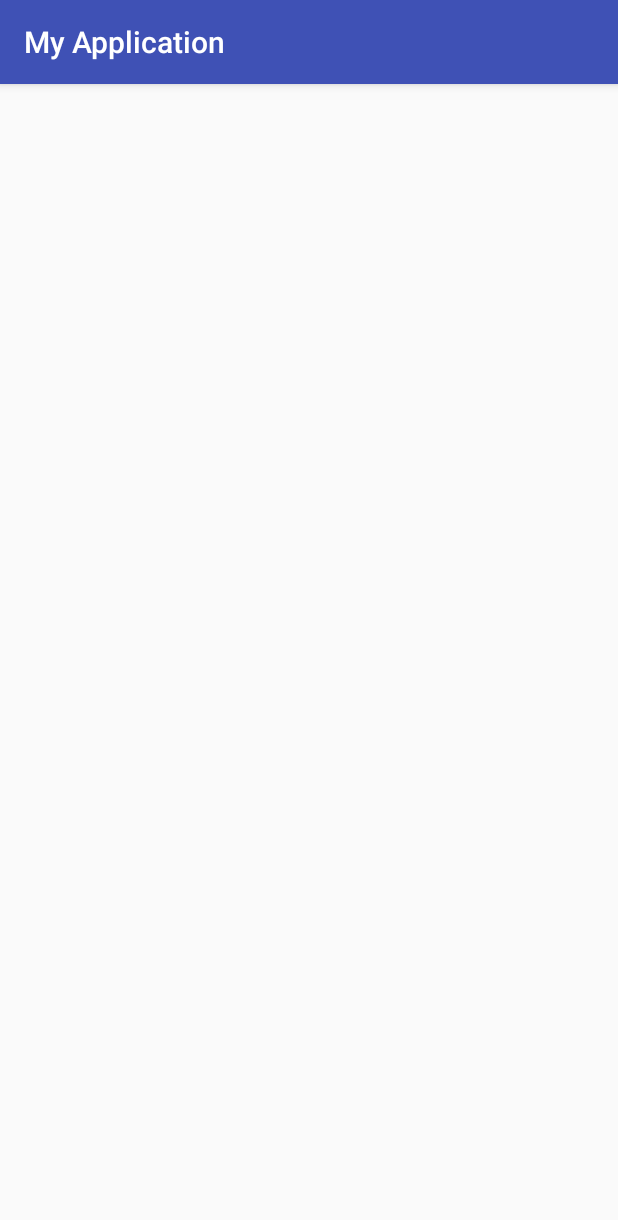
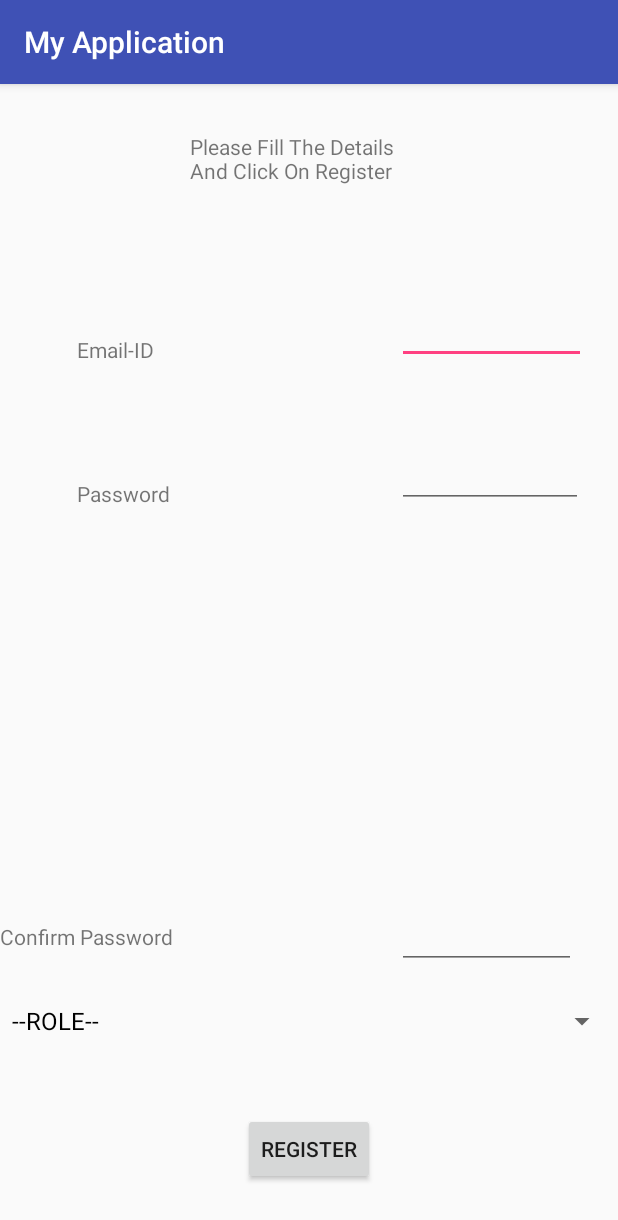
Before and after one commit to pawandeep14/Android_Studio_Projects, an Android app: the Registration screen opened directly, with no data from a screen before it, on a phone screen of 412 x 824 dp. Shown: the top 1220 px of the screen. Run offline under Robolectric (Android 15) with nearby library versions, the phone set to English and light mode, and no system bars; our stand-ins replace Firebase (no records; nobody signed in at launch, a user with empty details on screens opened directly).

Commit message:
Commit on 13 oct 9:30 pm

```diff
--- a/app/build.gradle
+++ b/app/build.gradle
@@ -24,6 +24,7 @@ dependencies {
     implementation 'com.android.support:appcompat-v7:28.0.0'
     implementation 'com.google.firebase:firebase-database:16.0.3'
     implementation 'com.android.support.constraint:constraint-layout:1.1.3'
+    implementation 'com.google.firebase:firebase-auth:16.0.4'
     testImplementation 'junit:junit:4.12'
     androidTestImplementation 'com.android.support.test:runner:1.0.2'
     androidTestImplementation 'com.android.support.test.espresso:espresso-core:3.0.2'
--- a/app/src/main/java/com/example/karan/myapplication/Registration.java
+++ b/app/src/main/java/com/example/karan/myapplication/Registration.java
@@ -1,13 +1,162 @@
 package com.example.karan.myapplication;
 
+import android.support.design.widget.CoordinatorLayout;
+import android.support.design.widget.Snackbar;
 import android.support.v7.app.AppCompatActivity;
 import android.os.Bundle;
+import android.util.Patterns;
+import android.view.View;
+import android.widget.ArrayAdapter;
+import android.widget.Button;
+import android.widget.EditText;
+import android.widget.Spinner;
+import android.widget.Switch;
+import android.widget.Toast;
 
-public class Registration extends AppCompatActivity {
+import com.google.android.gms.tasks.OnSuccessListener;
+import com.google.firebase.FirebaseApp;
+import com.google.firebase.auth.AuthResult;
+import com.google.firebase.auth.FirebaseAuth;
+import com.google.firebase.database.DatabaseReference;
+import com.google.firebase.database.FirebaseDatabase;
 
+public class Registration extends AppCompatActivity implements View.OnClickListener {
+    EditText useremailet,passwordet,confirmpasswordet;
+    Button register;
+    DatabaseReference registrationreference;
+    Spinner rolespinner;
+    CoordinatorLayout coordinatorLayout;
+    View v;
     @Override
     protected void onCreate(Bundle savedInstanceState) {
         super.onCreate(savedInstanceState);
         setContentView(R.layout.activity_registration);
+        useremailet=(EditText)findViewById(R.id.useremail);
+        passwordet=(EditText) findViewById(R.id.password);
+        confirmpasswordet=(EditText) findViewById(R.id.confirmpassword);
+        register=(Button) findViewById(R.id.Register);
+        String emailid=getIntent().getStringExtra("email");
+        Toast.makeText(getApplicationContext(),""+emailid,Toast.LENGTH_LONG).show();
+        useremailet.setText(emailid);
+        register.setOnClickListener(this);
+        rolespinner=(Spinner) findViewById(R.id.rolespinner);
+        String[] roles=new String[]{"--ROLE--","Activist","NGO"};
+        ArrayAdapter<String> rolearray= new ArrayAdapter<String>(this,R.layout.support_simple_spinner_dropdown_item,roles);
+        rolespinner.setAdapter(rolearray);
+        v=findViewById(android.R.id.content);
+
+
+
+
     }
+
+    @Override
+    public void onClick(View v) {
+
+        switch(v.getId())
+        {
+            case R.id.Register:
+            {
+
+
+                String un=useremailet.getText().toString();
+                String pas=passwordet.getText().toString();
+                String conpa=confirmpasswordet.getText().toString();
+                String role="";
+                 if(rolespinner.getSelectedItem().toString()=="--ROLE--") {
+                     role=rolespinner.getSelectedItem().toString();
+                     Toast.makeText(this,""+role,Toast.LENGTH_LONG).show();
+                     Snackbar.make(v,"Please Select Role",10000).show();
+                }
+                else {
+                     role= rolespinner.getSelectedItem().toString();
+                     Toast.makeText(this,"Sab sahi hai",Toast.LENGTH_LONG).show();
+                     validateregdata(un,pas,conpa);
+                     createuser(un, pas, role);
+                     }
+
+                 }
+
+
+            break;
+
+
+        }
+
+
+    }
+
+    private void createuser(String un,String pas,String role) {
+
+
+        newuser obj=new newuser(un,pas,role);
+        registrationreference= FirebaseDatabase.getInstance().getReference("users");
+        registrationreference.setValue(obj);
+        FirebaseAuth.getInstance().createUserWithEmailAndPassword(un,pas).addOnSuccessListener(new OnSuccessListener<AuthResult>() {
+            @Override
+            public void onSuccess(AuthResult authResult) {
+
+              Snackbar.make(v,"Registration Successful, Check Your Mail",10000).show();
+              FirebaseAuth.getInstance().getCurrentUser().sendEmailVerification();
+
+            }
+        });
+
+
+
+
+
+
+
+
+
+
+
+
+
+    }
+
+
+    private Boolean validateregdata(String un,String pas,String conpa) {
+
+
+
+    if(un.isEmpty())
+    {
+        useremailet.setError("This field id required");
+        useremailet.requestFocus();
+    }else
+    {
+        if(!Patterns.EMAIL_ADDRESS.matcher(un).matches())
+        {
+            useremailet.setError("Invalid Email ID");
+            useremailet.requestFocus();
+
+        }
+
+    }
+    if(pas.isEmpty())
+    {
+        passwordet.setError("This field id required");
+        passwordet.requestFocus();
+    }
+    else
+        if(pas.length()<8)
+        {
+          passwordet.setError("Minimum Length Should be 8");
+        }
+if(conpa.isEmpty())
+{
+    confirmpasswordet.setError("This field id required");
+    confirmpasswordet.requestFocus();
 }
+else
+    if(!conpa.equals(pas))
+    {
+        confirmpasswordet.setError("Passwords Dont Match");
+        confirmpasswordet.requestFocus();
+    }
+              return true;
+    }
+
+}
--- a/app/src/main/res/layout/activity_registration.xml
+++ b/app/src/main/res/layout/activity_registration.xml
@@ -4,28 +4,110 @@
     xmlns:tools="http://schemas.android.com/tools"
     android:layout_width="match_parent"
     android:layout_height="match_parent"
+
+    android:orientation="vertical"
     tools:context=".Registration">
 
-    <LinearLayout
-        android:layout_width="match_parent"
-        android:layout_height="match_parent">
+    <RelativeLayout
+
+        android:id="@+id/relativeLayout"
+        android:layout_width="0dp"
+        android:layout_height="0dp"
+        app:layout_constraintBottom_toBottomOf="parent"
+        app:layout_constraintEnd_toEndOf="parent"
+        app:layout_constraintHorizontal_bias="0.0"
+        app:layout_constraintStart_toStartOf="parent"
+        app:layout_constraintTop_toTopOf="parent"
+        app:layout_constraintVertical_bias="0.0">
 
 
+        <EditText
+            android:id="@+id/useremail"
+            android:layout_width="126dp"
+            android:layout_height="wrap_content"
+            android:layout_alignParentTop="true"
+            android:layout_alignStart="@+id/confirmpassword"
+            android:layout_marginTop="141dp"
+            android:ems="10"
+            android:inputType="textEmailAddress"
+            android:layout_alignLeft="@+id/confirmpassword" />
 
 
+        <EditText
+            android:id="@+id/password"
+            android:layout_width="124dp"
+            android:layout_height="wrap_content"
+            android:layout_alignParentTop="true"
+            android:layout_alignStart="@+id/useremail"
+            android:layout_marginTop="237dp"
+            android:ems="10"
+            android:inputType="textPassword"
+            android:layout_alignLeft="@+id/useremail" />
+
+        <EditText
+            android:id="@+id/confirmpassword"
+            android:layout_width="119dp"
+            android:layout_height="wrap_content"
+            android:layout_alignBaseline="@+id/textView4"
+            android:layout_alignParentEnd="true"
+            android:layout_marginEnd="28dp"
+            android:ems="10"
+            android:inputType="textPassword"
+            android:layout_alignParentRight="true"
+            android:layout_marginRight="28dp" />
+
+        <TextView
+            android:id="@+id/textView"
+            android:layout_width="158dp"
+            android:layout_height="46dp"
+            android:layout_alignParentTop="true"
+            android:layout_centerHorizontal="true"
+            android:layout_marginTop="32dp"
+            android:text="@string/registerHome" />
 
 
+        <Button
+            android:id="@+id/Register"
+            android:layout_width="wrap_content"
+            android:layout_height="wrap_content"
+            android:layout_alignParentBottom="true"
+            android:layout_centerHorizontal="true"
+            android:layout_marginBottom="34dp"
+            android:text="Register" />
 
+        <TextView
+            android:id="@+id/textView2"
+            android:layout_width="wrap_content"
+            android:layout_height="wrap_content"
+            android:layout_alignBottom="@+id/useremail"
+            android:layout_alignParentLeft="true"
+            android:layout_alignParentStart="true"
+            android:layout_marginLeft="51dp"
+            android:layout_marginStart="51dp"
+            android:text="Email-ID" />
 
+        <TextView
+            android:id="@+id/textView3"
+            android:layout_width="wrap_content"
+            android:layout_height="wrap_content"
+            android:layout_alignBottom="@+id/password"
+            android:layout_alignLeft="@+id/textView2"
+            android:layout_alignStart="@+id/textView2"
+            android:text="Password" />
 
+        <TextView
+            android:id="@+id/textView4"
+            android:layout_width="wrap_content"
+            android:layout_height="wrap_content"
+            android:layout_alignParentBottom="true"
+            android:layout_marginBottom="190dp"
+            android:text="Confirm Password" />
 
-
-
-
-
-
-
-
-
-    </LinearLayout>
-    </android.support.constraint.ConstraintLayout>
+        <Spinner
+            android:id="@+id/rolespinner"
+            android:layout_width="match_parent"
+            android:layout_height="wrap_content"
+            android:layout_alignParentBottom="true"
+            android:layout_marginBottom="119dp" />
+    </RelativeLayout>
+</android.support.constraint.ConstraintLayout>
--- a/app/src/main/res/values/strings.xml
+++ b/app/src/main/res/values/strings.xml
@@ -10,6 +10,7 @@
     <string name="error_invalid_password">This password is too short</string>
     <string name="error_incorrect_password">This password is incorrect</string>
     <string name="error_field_required">This field is required</string>
+    <string name="registerHome">Please Fill The Details And Click On Register</string>
     <string name="permission_rationale">"Contacts permissions are needed for providing email
         completions."
     </string>
--- a/app/src/main/res/values/styles.xml
+++ b/app/src/main/res/values/styles.xml
@@ -6,6 +6,8 @@
         <item name="colorPrimary">@color/colorPrimary</item>
         <item name="colorPrimaryDark">@color/colorPrimaryDark</item>
         <item name="colorAccent">@color/colorAccent</item>
+
+
     </style>
 
 </resources>
```
Also changed, not shown: app/src/main/java/com/example/karan/myapplication/LoginActivity.java (+31 -9 lines), app/src/main/java/com/example/karan/myapplication/newuser.java (added, +39 -0 lines), app/src/main/res/layout/activity_login.xml (+1 -7 lines).
